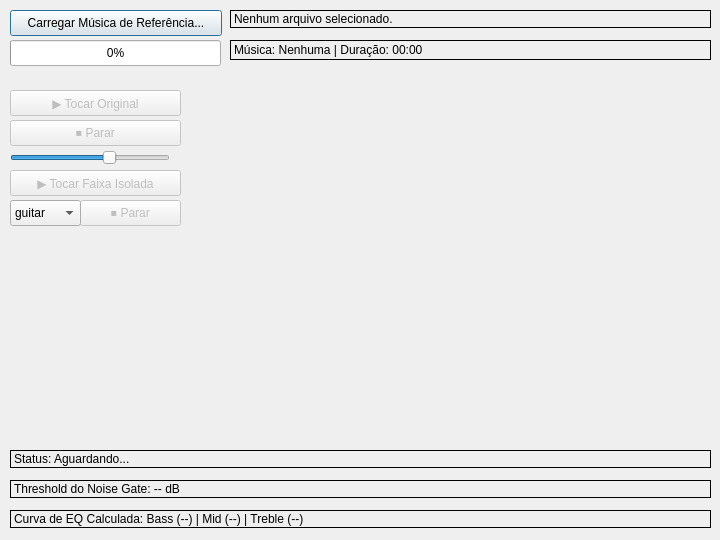
Qt form gui/mainwindow.ui (broken-usb/uninstrumephy) before a commit.
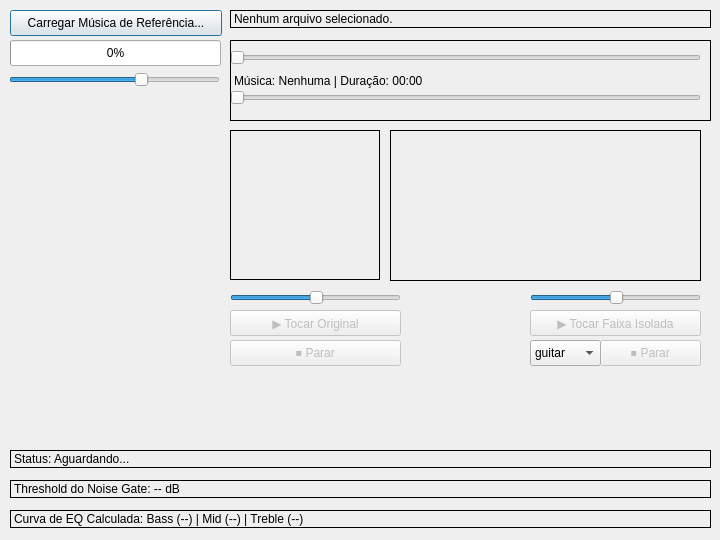
The same form after that commit.

Commit message:
Melhorias na interface gráfica
- Capa da música
- Metadados da música
- Melhorado o "player"

```diff
--- a/gui/mainwindow.ui
+++ b/gui/mainwindow.ui
@@ -109,8 +109,8 @@
    </property>
    <property name="geometry">
     <rect>
-     <x>10</x>
-     <y>90</y>
+     <x>230</x>
+     <y>310</y>
      <width>171</width>
      <height>26</height>
     </rect>
@@ -125,8 +125,8 @@
    </property>
    <property name="geometry">
     <rect>
-     <x>10</x>
-     <y>120</y>
+     <x>230</x>
+     <y>340</y>
      <width>171</width>
      <height>26</height>
     </rect>
@@ -141,8 +141,8 @@
    </property>
    <property name="geometry">
     <rect>
-     <x>80</x>
-     <y>200</y>
+     <x>600</x>
+     <y>340</y>
      <width>101</width>
      <height>26</height>
     </rect>
@@ -157,8 +157,8 @@
    </property>
    <property name="geometry">
     <rect>
-     <x>10</x>
-     <y>170</y>
+     <x>530</x>
+     <y>310</y>
      <width>171</width>
      <height>26</height>
     </rect>
@@ -173,7 +173,7 @@
      <x>230</x>
      <y>40</y>
      <width>481</width>
-     <height>20</height>
+     <height>81</height>
     </rect>
    </property>
    <property name="frameShape">
@@ -186,10 +186,10 @@
   <widget class="QSlider" name="slider_volume">
    <property name="geometry">
     <rect>
-     <x>10</x>
-     <y>150</y>
-     <width>160</width>
-     <height>16</height>
+     <x>9</x>
+     <y>70</y>
+     <width>211</width>
+     <height>20</height>
     </rect>
    </property>
    <property name="maximum">
@@ -205,8 +205,8 @@
   <widget class="QComboBox" name="combo_stems">
    <property name="geometry">
     <rect>
-     <x>10</x>
-     <y>200</y>
+     <x>530</x>
+     <y>340</y>
      <width>71</width>
      <height>26</height>
     </rect>
@@ -242,6 +242,99 @@
     </property>
    </item>
   </widget>
+  <widget class="QLabel" name="lbl_cover">
+   <property name="geometry">
+    <rect>
+     <x>230</x>
+     <y>130</y>
+     <width>150</width>
+     <height>150</height>
+    </rect>
+   </property>
+   <property name="frameShape">
+    <enum>QFrame::Shape::Box</enum>
+   </property>
+   <property name="text">
+    <string/>
+   </property>
+   <property name="scaledContents">
+    <bool>true</bool>
+   </property>
+  </widget>
+  <widget class="QLabel" name="lbl_metadata">
+   <property name="geometry">
+    <rect>
+     <x>390</x>
+     <y>130</y>
+     <width>311</width>
+     <height>151</height>
+    </rect>
+   </property>
+   <property name="frameShape">
+    <enum>QFrame::Shape::Box</enum>
+   </property>
+   <property name="text">
+    <string/>
+   </property>
+  </widget>
+  <widget class="QSlider" name="slider_seek_orig">
+   <property name="geometry">
+    <rect>
+     <x>230</x>
+     <y>50</y>
+     <width>471</width>
+     <height>16</height>
+    </rect>
+   </property>
+   <property name="orientation">
+    <enum>Qt::Orientation::Horizontal</enum>
+   </property>
+  </widget>
+  <widget class="QSlider" name="slider_vol_orig">
+   <property name="geometry">
+    <rect>
+     <x>230</x>
+     <y>290</y>
+     <width>171</width>
+     <height>16</height>
+    </rect>
+   </property>
+   <property name="value">
+    <number>50</number>
+   </property>
+   <property name="orientation">
+    <enum>Qt::Orientation::Horizontal</enum>
+   </property>
+  </widget>
+  <widget class="QSlider" name="slider_seek_stem">
+   <property name="geometry">
+    <rect>
+     <x>230</x>
+     <y>90</y>
+     <width>471</width>
+     <height>16</height>
+    </rect>
+   </property>
+   <property name="orientation">
+    <enum>Qt::Orientation::Horizontal</enum>
+   </property>
+  </widget>
+  <widget class="QSlider" name="slider_vol_stem">
+   <property name="geometry">
+    <rect>
+     <x>530</x>
+     <y>290</y>
+     <width>171</width>
+     <height>16</height>
+    </rect>
+   </property>
+   <property name="value">
+    <number>50</number>
+   </property>
+   <property name="orientation">
+    <enum>Qt::Orientation::Horizontal</enum>
+   </property>
+  </widget>
  </widget>
  <resources/>
  <connections/>
```
The commit also changes 3 other files.
